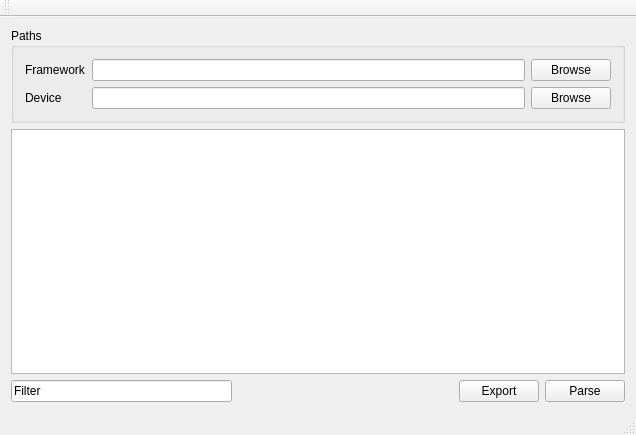
Before: the Qt Designer form mainwindow.ui in jerl1/AndroidStrings, drawn with Qt 5.
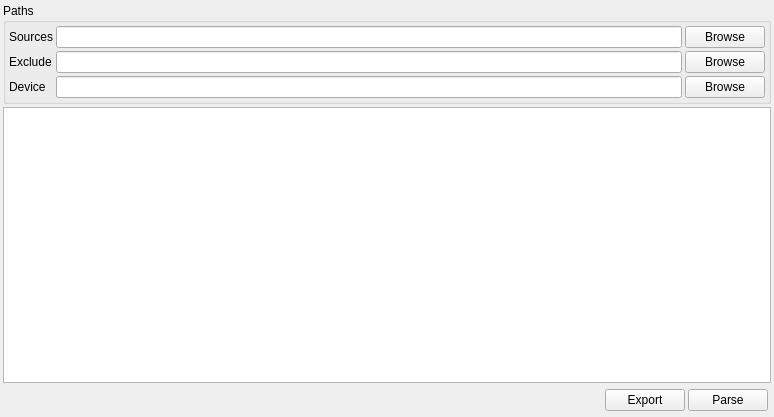
After: the same form once the commit is applied.

Commit message: Update UI: adding exclude directory

What changed in the file:
```diff
--- a/mainwindow.ui
+++ b/mainwindow.ui
@@ -6,8 +6,8 @@
    <rect>
     <x>0</x>
     <y>0</y>
-    <width>636</width>
-    <height>435</height>
+    <width>774</width>
+    <height>417</height>
    </rect>
   </property>
   <property name="windowTitle">
@@ -15,24 +15,67 @@
   </property>
   <widget class="QWidget" name="centralWidget">
    <layout class="QVBoxLayout" name="verticalLayout">
+    <property name="spacing">
+     <number>3</number>
+    </property>
+    <property name="leftMargin">
+     <number>3</number>
+    </property>
+    <property name="topMargin">
+     <number>3</number>
+    </property>
+    <property name="rightMargin">
+     <number>3</number>
+    </property>
+    <property name="bottomMargin">
+     <number>3</number>
+    </property>
     <item>
      <widget class="QGroupBox" name="groupBox">
       <property name="title">
        <string>Paths</string>
       </property>
       <layout class="QGridLayout" name="gridLayout">
-       <item row="0" column="0">
-        <widget class="QLabel" name="label">
-         <property name="text">
-          <string>Framework</string>
-         </property>
-        </widget>
-       </item>
-       <item row="0" column="1">
-        <widget class="QLineEdit" name="frameworkLine"/>
-       </item>
+       <property name="leftMargin">
+        <number>3</number>
+       </property>
+       <property name="topMargin">
+        <number>3</number>
+       </property>
+       <property name="rightMargin">
+        <number>3</number>
+       </property>
+       <property name="bottomMargin">
+        <number>3</number>
+       </property>
+       <property name="spacing">
+        <number>3</number>
+       </property>
        <item row="0" column="2">
-        <widget class="QPushButton" name="frameworkButton">
+        <widget class="QLineEdit" name="sourceLine"/>
+       </item>
+       <item row="1" column="2">
+        <widget class="QLineEdit" name="excludeLine"/>
+       </item>
+       <item row="2" column="2">
+        <widget class="QLineEdit" name="deviceLine"/>
+       </item>
+       <item row="2" column="3">
+        <widget class="QPushButton" name="deviceButton">
+         <property name="text">
+          <string>Browse</string>
+         </property>
+        </widget>
+       </item>
+       <item row="1" column="3">
+        <widget class="QPushButton" name="excludeButton">
+         <property name="text">
+          <string>Browse</string>
+         </property>
+        </widget>
+       </item>
+       <item row="0" column="3">
+        <widget class="QPushButton" name="sourceButton">
          <property name="text">
           <string>Browse</string>
          </property>
@@ -41,20 +84,24 @@
        <item row="1" column="0">
         <widget class="QLabel" name="label_2">
          <property name="text">
+          <string>Exclude</string>
+         </property>
+        </widget>
+       </item>
+       <item row="0" column="0">
+        <widget class="QLabel" name="label">
+         <property name="text">
+          <string>Sources</string>
+         </property>
+        </widget>
+       </item>
+       <item row="2" column="0">
+        <widget class="QLabel" name="label_3">
+         <property name="text">
           <string>Device</string>
          </property>
         </widget>
        </item>
-       <item row="1" column="1">
-        <widget class="QLineEdit" name="deviceLine"/>
-       </item>
-       <item row="1" column="2">
-        <widget class="QPushButton" name="deviceButton">
-         <property name="text">
-          <string>Browse</string>
-         </property>
-        </widget>
-       </item>
       </layout>
      </widget>
     </item>
@@ -67,13 +114,21 @@
     </item>
     <item>
      <layout class="QHBoxLayout" name="horizontalLayout">
-      <item>
-       <widget class="QLineEdit" name="filterLine">
-        <property name="text">
-         <string>Filter</string>
-        </property>
-       </widget>
-      </item>
+      <property name="spacing">
+       <number>3</number>
+      </property>
+      <property name="leftMargin">
+       <number>3</number>
+      </property>
+      <property name="topMargin">
+       <number>3</number>
+      </property>
+      <property name="rightMargin">
+       <number>3</number>
+      </property>
+      <property name="bottomMargin">
+       <number>3</number>
+      </property>
       <item>
        <spacer name="horizontalSpacer">
         <property name="orientation">
@@ -105,25 +160,6 @@
     </item>
    </layout>
   </widget>
-  <widget class="QMenuBar" name="menuBar">
-   <property name="geometry">
-    <rect>
-     <x>0</x>
-     <y>0</y>
-     <width>636</width>
-     <height>27</height>
-    </rect>
-   </property>
-  </widget>
-  <widget class="QToolBar" name="mainToolBar">
-   <attribute name="toolBarArea">
-    <enum>TopToolBarArea</enum>
-   </attribute>
-   <attribute name="toolBarBreak">
-    <bool>false</bool>
-   </attribute>
-  </widget>
-  <widget class="QStatusBar" name="statusBar"/>
  </widget>
  <layoutdefault spacing="6" margin="11"/>
  <resources/>
```
The commit also changes 2 other files.
